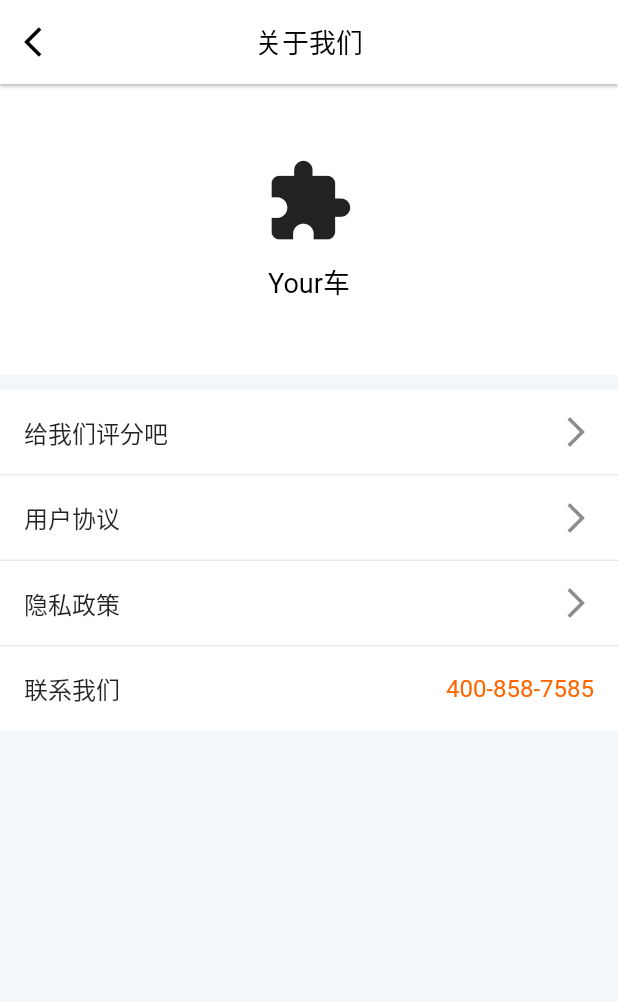
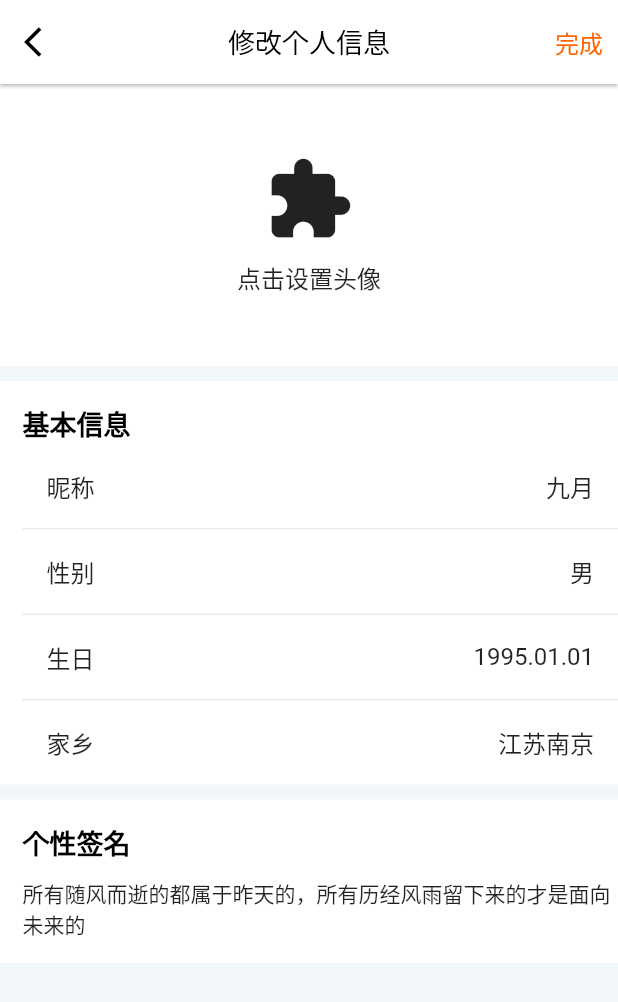
Before and after one commit to littleBoy-swag/flutter_yourcar, a Flutter app: the screen it shows after launch, on a phone screen of 412 x 824 dp. Shown: the top 1002 px of the screen. Run offline on Flutter 3.47's test engine with Material 2 defaults, Android fonts, the phone set to English and light mode, and no system bars; our stand-ins replace dio, flutter_screenutil.

Commit message:
编辑个人信息页

```diff
--- a/lib/main.dart
+++ b/lib/main.dart
@@ -1,6 +1,7 @@
 import 'package:flutter/material.dart';
 import 'package:flutter_yourcar/pages/about_us_page.dart';
 import 'package:flutter_yourcar/pages/account_secure_page.dart';
+import 'package:flutter_yourcar/pages/edit_user_profile_page.dart';
 import 'package:flutter_yourcar/pages/eidt_mobile_number_page.dart';
 import 'package:flutter_yourcar/pages/notification_setting_page.dart';
 import 'package:flutter_yourcar/pages/privacy_page.dart';
@@ -28,7 +29,7 @@ class MyApp extends StatelessWidget {
         // is not restarted.
         primarySwatch: Colors.blue,
       ),
-      home: AboutUsPage(),
+      home: EditUserProfilePage(),
     );
   }
 }
--- /dev/null
+++ b/lib/pages/edit_user_profile_page.dart
@@ -0,0 +1,243 @@
+import 'package:flutter/material.dart';
+import 'package:flutter/cupertino.dart';
+import 'package:flutter_yourcar/widgets/common_text_style.dart';
+
+class EditUserProfilePage extends StatefulWidget {
+  @override
+  _EditUserProfilePageState createState() => _EditUserProfilePageState();
+}
+
+class _EditUserProfilePageState extends State<EditUserProfilePage> {
+  String _name = "九月";
+  String _gender = "男";
+  String _birthday = "1995.01.01";
+  String _homeTown = "江苏南京";
+  String _motto = "所有随风而逝的都属于昨天的，所有历经风雨留下来的才是面向未来的";
+
+  @override
+  Widget build(BuildContext context) {
+    return Scaffold(
+      backgroundColor: Color.fromARGB(255, 242, 247, 250),
+      appBar: AppBar(
+        centerTitle: true,
+        elevation: 1,
+        leading: Icon(
+          Icons.arrow_back_ios,
+          color: Colors.black,
+        ),
+        backgroundColor: Colors.white,
+        title: Text(
+          "修改个人信息",
+          style: titleTextStyle,
+        ),
+        actions: <Widget>[
+          Padding(
+            padding: EdgeInsets.only(right: 10),
+            child: Center(
+              child: InkWell(
+                onTap: () {
+                  _showFinishEditDialog();
+                },
+                child: Text("完成",
+                    style: TextStyle(
+                      fontSize: 16,
+                      color: Color.fromARGB(255, 255, 102, 0),
+                    )),
+              ),
+            ),
+          )
+        ],
+      ),
+      body: Container(
+        child: Column(
+          children: <Widget>[
+            Container(
+              color: Colors.white,
+              child: Center(
+                heightFactor: 2.0,
+                child: Column(
+                  children: <Widget>[
+                    Icon(
+                      Icons.extension,
+                      size: 60,
+                    ),
+                    SizedBox(
+                      height: 10,
+                    ),
+                    Text(
+                      "点击设置头像",
+                      style: commonTextStyle,
+                    ),
+                  ],
+                ),
+              ),
+            ),
+            Container(
+              height: 10,
+            ),
+            Container(
+              width: double.infinity,
+              color: Colors.white,
+              child: Padding(
+                padding: EdgeInsets.only(left: 15, top: 15),
+                child: Column(
+                  crossAxisAlignment: CrossAxisAlignment.start,
+                  children: <Widget>[
+                    Text(
+                      "基本信息",
+                      style: TextStyle(
+                        fontSize: 18,
+                        fontWeight: FontWeight.w600,
+                        color: Colors.black,
+                      ),
+                    ),
+                    ListTile(
+                      title: Text(
+                        "昵称",
+                        style: commonTextStyle,
+                      ),
+                      trailing: Text(
+                        _name,
+                        style: commonTextStyle,
+                      ),
+                      onTap: () {
+                        _showEditNameDialog();
+                      },
+                    ),
+                    Divider(
+                      height: 1,
+                    ),
+                    ListTile(
+                      title: Text(
+                        "性别",
+                        style: commonTextStyle,
+                      ),
+                      trailing: Text(
+                        _gender,
+                        style: commonTextStyle,
+                      ),
+                      onTap: () {
+                        _showEditGenderDialog(context);
+                      },
+                    ),
+                    Divider(
+                      height: 1,
+                    ),
+                    ListTile(
+                      title: Text(
+                        "生日",
+                        style: commonTextStyle,
+                      ),
+                      trailing: Text(
+                        _birthday,
+                        style: commonTextStyle,
+                      ),
+                    ),
+                    Divider(
+                      height: 1,
+                    ),
+                    ListTile(
+                      title: Text(
+                        "家乡",
+                        style: commonTextStyle,
+                      ),
+                      trailing: Text(
+                        _homeTown,
+                        style: commonTextStyle,
+                      ),
+                    ),
+                  ],
+                ),
+              ),
+            ),
+            Container(
+              height: 10,
+            ),
+            Container(
+              width: double.infinity,
+              color: Colors.white,
+              child: Padding(
+                padding: EdgeInsets.only(left: 15, top: 15, bottom: 15),
+                child: Column(
+                  crossAxisAlignment: CrossAxisAlignment.start,
+                  children: <Widget>[
+                    Text(
+                      "个性签名",
+                      style: TextStyle(
+                        fontSize: 18,
+                        fontWeight: FontWeight.w600,
+                        color: Colors.black,
+                      ),
+                    ),
+                    Container(
+                      height: 10,
+                    ),
+                    Text(
+                      _motto,
+                      style: TextStyle(fontSize: 14, color: Colors.black87),
+                    ),
+                  ],
+                ),
+              ),
+            ),
+          ],
+        ),
+      ),
+    );
+  }
+
+  void _showEditNameDialog() {}
+
+  void _showEditGenderDialog(BuildContext context) {
+    var genders = ["男", "女"];
+    final picker = CupertinoPicker(
+        backgroundColor: Colors.white,
+        itemExtent: 30,
+        onSelectedItemChanged: (position) {},
+        children: genders.map((e) {
+          return Text(e);
+        }).toList());
+    showModalBottomSheet(
+        context: context,
+        builder: (context) {
+          return Container(
+            height: 150,
+            child: picker,
+          );
+        });
+  }
+
+  void _showEditBirthdayDialog() {}
+
+  void _showEditHomeTownDialog() {}
+
+  void _showEditMottoDialog() {}
+
+  void _showFinishEditDialog() {
+    showDialog(
+      context: context,
+      builder: (context) {
+        return CupertinoAlertDialog(
+          content: Text('是否确认提交个人信息'),
+          actions: <Widget>[
+            //操作控件
+            CupertinoDialogAction(
+              onPressed: () {
+                Navigator.pop(context);
+              },
+              textStyle: TextStyle(fontSize: 18, color: Colors.grey),
+              child: Text('取消'),
+            ),
+            CupertinoDialogAction(
+              onPressed: () {
+                Navigator.pop(context);
+              },
+              textStyle: TextStyle(fontSize: 18, color: Colors.blueAccent),
+              child: Text('确定'),
+            ),
+          ],
+        );
+      },
+    );
+  }
+}
```
